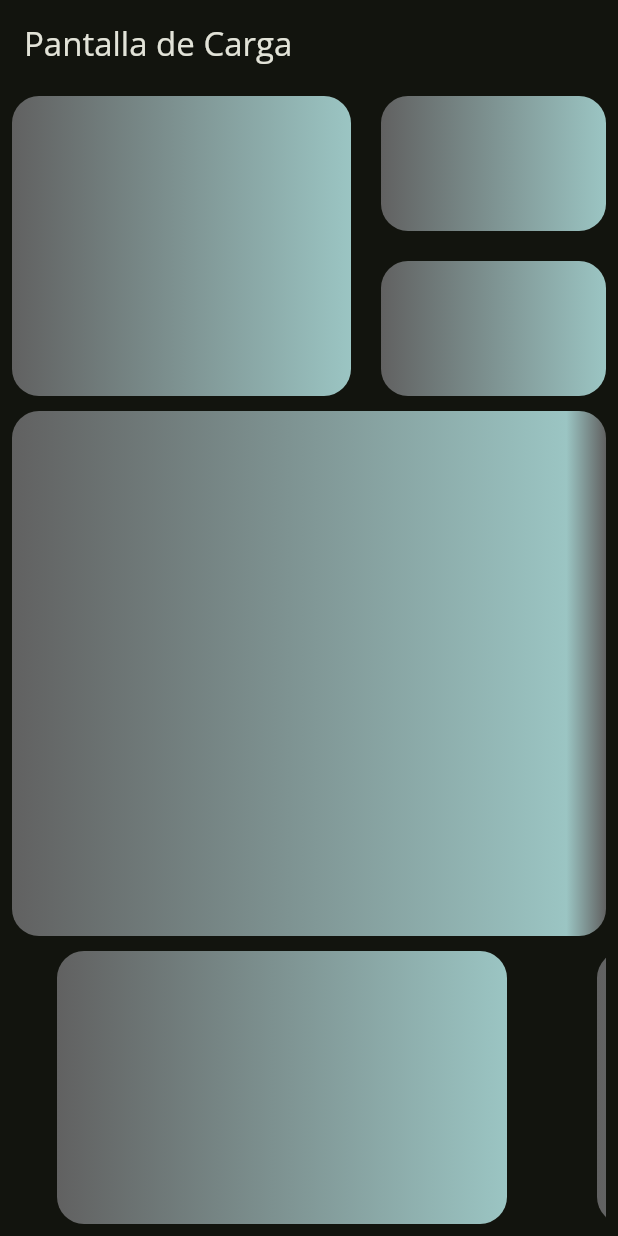
After one commit to Zero0242/fl_animations_app, a Flutter app: the SkeletonScreen screen opened by its route, on a phone screen of 412 x 824 dp. The commit adds this screen. Run offline on Flutter 3.47's test engine with Material 3 defaults, Android fonts, the phone set to English and light mode, and no system bars; our stand-ins replace animate_do, audioplayers, cached_network_image, flutter_compass, flutter_map, flutter_riverpod and 12 more; accounts and stored records are empty.

Commit message:
[SKELETON]: skeleton screen

```diff
--- a/lib/config/router/app_router.dart
+++ b/lib/config/router/app_router.dart
@@ -74,6 +74,10 @@ final goRouterProvider = Provider<GoRouter>((ref) {
         builder: (context, state) => const GyroscopeBallScreen(),
       ),
       GoRoute(
+        path: SkeletonScreen.route,
+        builder: (context, state) => const SkeletonScreen(),
+      ),
+      GoRoute(
         path: ShoesScreen.route,
         builder: (context, state) => const ShoesScreen(),
         routes: <RouteBase>[
--- a/lib/presentation/screens/home/home_screen.dart
+++ b/lib/presentation/screens/home/home_screen.dart
@@ -78,6 +78,11 @@ class HomeScreen extends ConsumerWidget {
           page: GyroscopeBallScreen.route,
         ),
         _Route(
+          icon: FontAwesomeIcons.skull,
+          titulo: 'Esqueleto',
+          page: SkeletonScreen.route,
+        ),
+        _Route(
           icon: FontAwesomeIcons.shoePrints,
           titulo: 'Zapatos',
           page: ShoesScreen.route,
--- a/lib/presentation/screens/screens.dart
+++ b/lib/presentation/screens/screens.dart
@@ -21,4 +21,5 @@ export 'sensors/gyroscope_screen.dart';
 export 'sensors/magnetometer_screen.dart';
 export 'shoes/shoes_details_screen.dart';
 export 'shoes/shoes_screen.dart';
+export 'skeleton/skeleton_screen.dart';
 export 'slider/slide_show_screen.dart';
--- /dev/null
+++ b/lib/presentation/screens/skeleton/skeleton_screen.dart
@@ -0,0 +1,54 @@
+// ignore_for_file: public_member_api_docs, sort_constructors_first
+import 'package:fl_animaciones/presentation/widgets/widgets.dart';
+import 'package:flutter/material.dart';
+
+class SkeletonScreen extends StatelessWidget {
+  const SkeletonScreen({super.key});
+  static const String route = '/skeleton-loader';
+
+  @override
+  Widget build(BuildContext context) {
+    return Scaffold(
+      appBar: AppBar(title: const Text('Pantalla de Carga')),
+      body: Padding(
+        padding: const EdgeInsets.all(8.0),
+        child: Column(
+          children: <Widget>[
+            const Row(
+              children: <Widget>[
+                Expanded(child: SkeletonContainer(height: 200)),
+                SizedBox(width: 20),
+                Column(
+                  children: <Widget>[
+                    SkeletonContainer(height: 90, width: 150),
+                    SizedBox(height: 20),
+                    SkeletonContainer(height: 90, width: 150),
+                  ],
+                ),
+              ],
+            ),
+            const SkeletonContainer(
+              delay: Durations.long1,
+              margin: EdgeInsets.symmetric(vertical: 10),
+              height: 350,
+              width: double.infinity,
+            ),
+            Expanded(
+              child: ListView.builder(
+                itemCount: 20,
+                scrollDirection: Axis.horizontal,
+                itemBuilder: (context, index) {
+                  return const SkeletonContainer(
+                    margin: EdgeInsets.symmetric(horizontal: 30),
+                    height: 100,
+                    width: 300,
+                  );
+                },
+              ),
+            ),
+          ],
+        ),
+      ),
+    );
+  }
+}
--- /dev/null
+++ b/lib/presentation/widgets/animated/skeleton_container.dart
@@ -0,0 +1,82 @@
+// ignore_for_file: public_member_api_docs, sort_constructors_first
+import 'package:flutter/material.dart';
+
+/// Contenedor esqueleto para simular una carga
+class SkeletonContainer extends StatefulWidget {
+  const SkeletonContainer({
+    super.key,
+    this.duration = const Duration(seconds: 2),
+    this.delay = Duration.zero,
+    this.height = 30,
+    this.width = 30,
+    this.margin,
+    this.backgroundColor = const Color(0xFF616161),
+    this.shimmerColor = const Color(0xff9bc5c3),
+  });
+  final Duration duration;
+  final Duration delay;
+  final double height;
+  final double width;
+  final EdgeInsetsGeometry? margin;
+  final Color backgroundColor;
+  final Color shimmerColor;
+
+  @override
+  State<SkeletonContainer> createState() => _SkeletonContainerState();
+}
+
+class _SkeletonContainerState extends State<SkeletonContainer>
+    with SingleTickerProviderStateMixin {
+  AnimationController? _controller;
+  Animation<double>? _animation;
+
+  @override
+  void initState() {
+    _controller = AnimationController(vsync: this, duration: widget.duration);
+    _animation = Tween<double>(begin: 0.0, end: 1.0).animate(
+      CurvedAnimation(
+        parent: _controller!,
+        curve: const Interval(0, 0.75, curve: Curves.linear),
+      ),
+    );
+    Future.delayed(widget.delay, _controller?.repeat);
+    super.initState();
+  }
+
+  @override
+  void dispose() {
+    _controller?.dispose();
+    super.dispose();
+  }
+
+  @override
+  Widget build(BuildContext context) {
+    return AnimatedBuilder(
+      animation: _controller!,
+      builder: (context, child) {
+        return Container(
+          margin: widget.margin,
+          height: widget.height,
+          width: widget.width,
+          decoration: BoxDecoration(
+            borderRadius: BorderRadius.circular(18),
+            gradient: LinearGradient(
+              // begin: Alignment.topLeft,
+              // end: Alignment.bottomRight,
+              colors: <Color>[
+                widget.backgroundColor,
+                widget.shimmerColor,
+                widget.backgroundColor,
+              ],
+              stops: <double>[
+                0.0,
+                _animation!.value,
+                1.0,
+              ],
+            ),
+          ),
+        );
+      },
+    );
+  }
+}
--- a/lib/presentation/widgets/widgets.dart
+++ b/lib/presentation/widgets/widgets.dart
@@ -7,6 +7,7 @@ export 'animated/awesome_toast.dart';
 export 'animated/circular_animation.dart';
 export 'animated/radial_progress.dart';
 export 'animated/shake_transition.dart';
+export 'animated/skeleton_container.dart';
 export 'buttons/animated_gradient_button.dart';
 export 'buttons/floating_action_menu.dart';
 export 'buttons/thick_button.dart';
```
